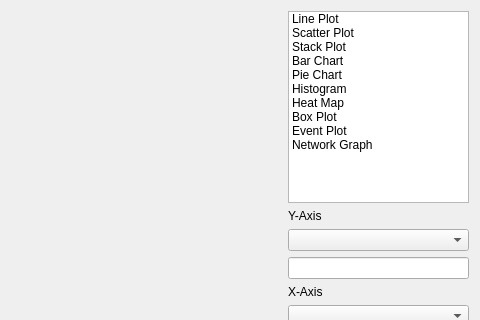
IvanGranero/pktAnalyzer, file ui/plotWindow.ui: the form before one commit; both pictures show x 445 to 925 and y 0 to 320 of the 925 by 727 pixel window.
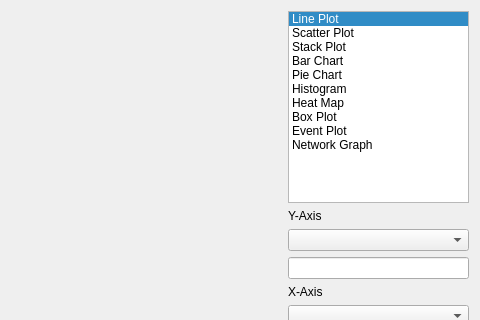
The form after the commit.

Patch:
```diff
--- a/ui/plotWindow.ui
+++ b/ui/plotWindow.ui
@@ -21,6 +21,9 @@
     <layout class="QVBoxLayout" name="verticalLayout" stretch="0,0,0,0,0,0,0,0,50">
      <item>
       <widget class="QListWidget" name="chart_types">
+       <property name="currentRow">
+        <number>0</number>
+       </property>
        <item>
         <property name="text">
          <string>Line Plot</string>
```
